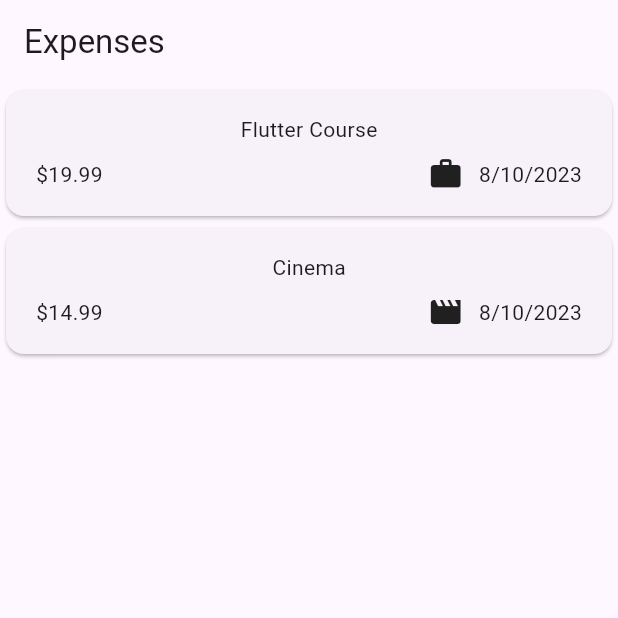
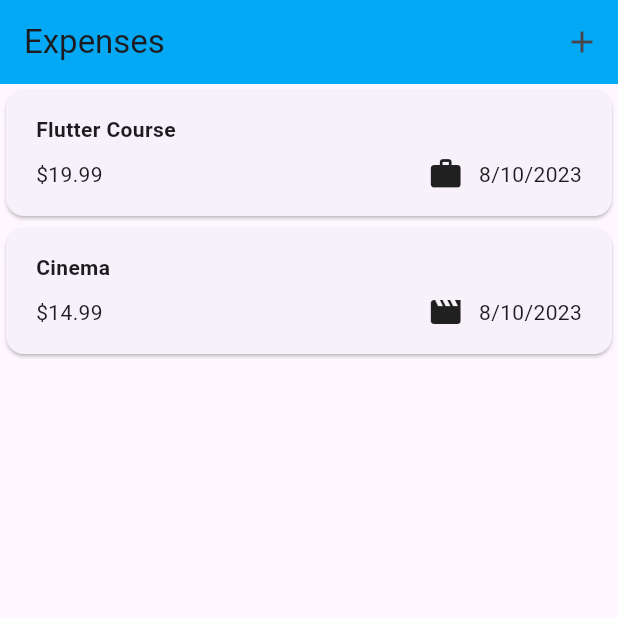
Before and after one commit to davidecarizzoni/flutter_expense_tracker_app, a Flutter app: the screen it shows after launch, on a phone screen of 412 x 824 dp, the top half of it. Run offline on Flutter 3.47's test engine with Material 2 defaults, Android fonts, the phone set to English and light mode, and no system bars.

Commit message:
feat(appBar)

```diff
--- a/lib/main.dart
+++ b/lib/main.dart
@@ -4,8 +4,7 @@ import 'package:flutter/material.dart';
 void main() {
   runApp(
     MaterialApp(
-      theme: ThemeData.light(useMaterial3: true),
-      darkTheme: ThemeData.dark(),
+      theme: ThemeData(useMaterial3: true),
       home: const Expenses(),
     ),
   );
--- a/lib/widgets/expenses.dart
+++ b/lib/widgets/expenses.dart
@@ -30,6 +30,13 @@ class _ExpensesState extends State<Expenses> {
     return Scaffold(
       appBar: AppBar(
         title: const Text('Expenses'),
+        backgroundColor: Colors.lightBlue,
+        actions: [
+          IconButton(
+            onPressed: () {},
+            icon: const Icon(Icons.add),
+          )
+        ],
       ),
       body: Column(
         children: [
--- a/lib/widgets/expenses_list/expenses_item.dart
+++ b/lib/widgets/expenses_list/expenses_item.dart
@@ -12,8 +12,14 @@ class ExpensesItem extends StatelessWidget {
       child: Padding(
           padding: const EdgeInsets.symmetric(horizontal: 20, vertical: 16),
           child: Column(
+            crossAxisAlignment: CrossAxisAlignment.start,
             children: [
-              Text(expense.title),
+              Text(
+                expense.title,
+                style: const TextStyle(
+                  fontWeight: FontWeight.w600,
+                ),
+              ),
               const SizedBox(height: 8),
               Row(
                 children: [
@@ -23,8 +29,12 @@ class ExpensesItem extends StatelessWidget {
                   const Spacer(),
                   Row(
                     children: [
-                      Icon(expense.icon),
-                      const SizedBox(width: 10),
+                      Icon(
+                        expense.icon,
+                      ),
+                      const SizedBox(
+                        width: 10,
+                      ),
                       Text(
                         expense.formattedData,
                       ),
```
